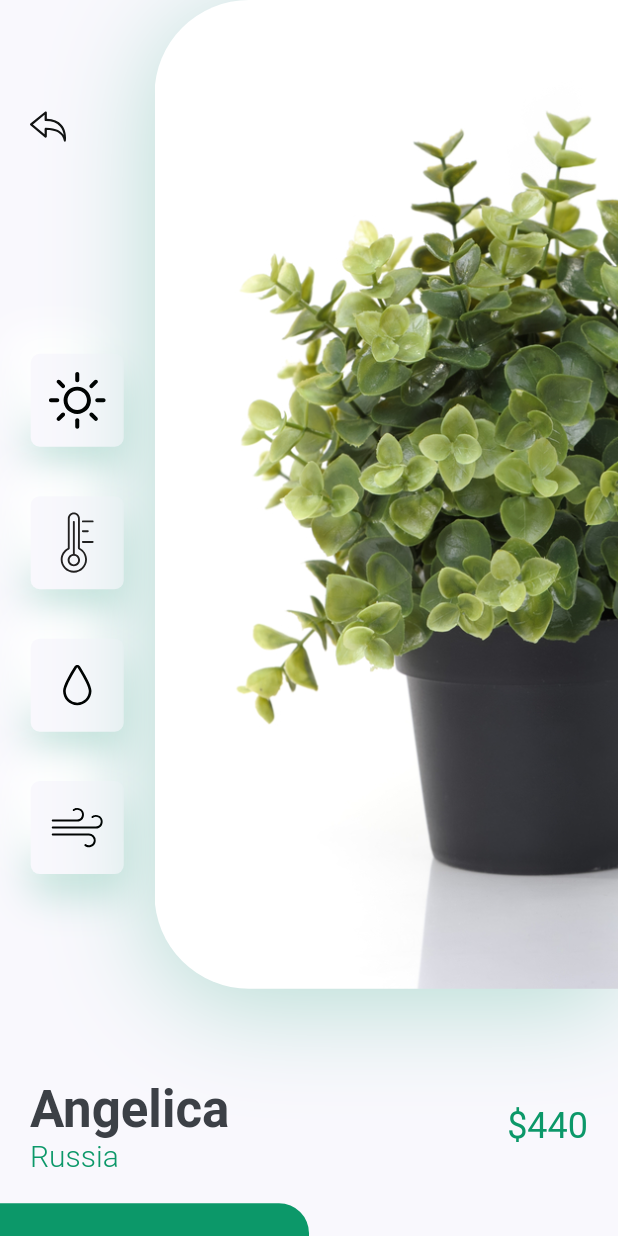
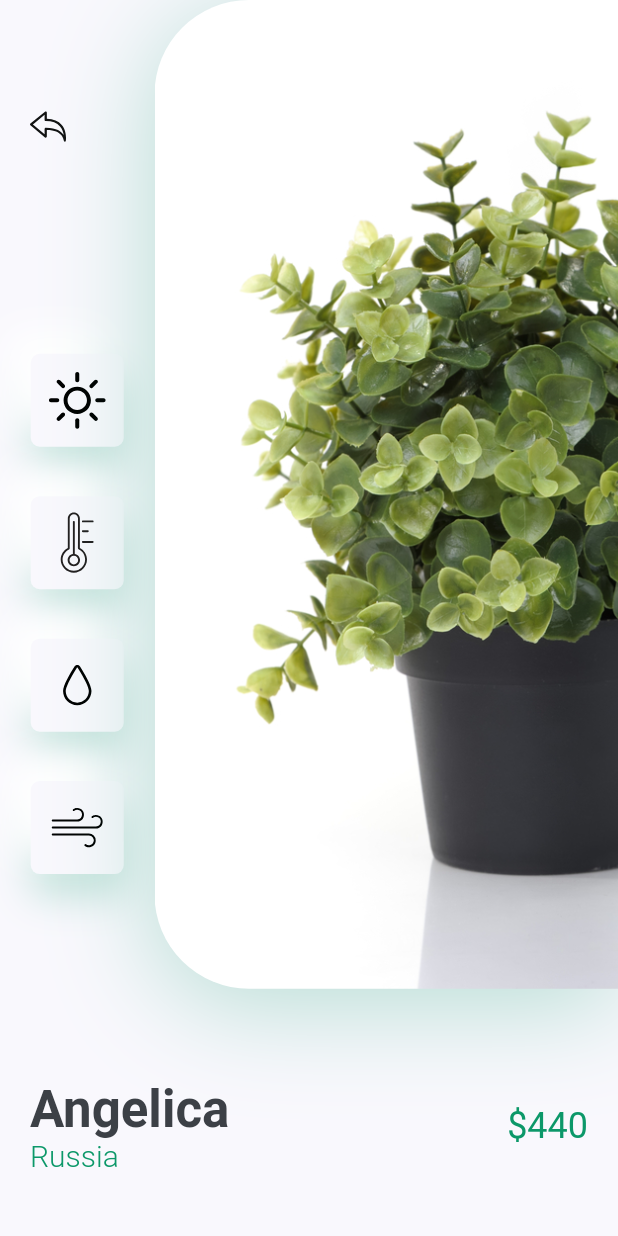
Before and after one commit to WelitonSilva-hub/flutter_first_project, a Flutter app: the screen it shows after launch, after a tap on an icon or button, on a phone screen of 412 x 824 dp. Run offline on Flutter 3.47's test engine with Material 2 defaults, Android fonts, the phone set to English and light mode, and no system bars; our stand-ins replace flutter_svg.

Commit message:
Adjustments to new flutter version

```diff
--- a/lib/screens/details/components/botton_buttons.dart
+++ b/lib/screens/details/components/botton_buttons.dart
@@ -16,13 +16,17 @@ class BottonButtons extends StatelessWidget {
         SizedBox(
           width: size.width / 2,
           height: 84,
-          child: FlatButton(
-            shape: const RoundedRectangleBorder(
-              borderRadius: BorderRadius.only(
-                topRight: Radius.circular(20),
+          child: TextButton(
+            style: ButtonStyle(
+              shape: MaterialStateProperty.all(
+                const RoundedRectangleBorder(
+                  borderRadius: BorderRadius.only(
+                    topRight: Radius.circular(20),
+                  ),
+                ),
               ),
+              overlayColor: MaterialStateProperty.all(kPrimaryColor),
             ),
-            color: kPrimaryColor,
             onPressed: () {},
             child: const Text(
               "Buy Now",
@@ -34,7 +38,7 @@ class BottonButtons extends StatelessWidget {
           ),
         ),
         Expanded(
-          child: FlatButton(
+          child: TextButton(
             onPressed: () {},
             child: const Text("Description"),
           ),
--- a/lib/screens/home/components/title_with_more_btn.dart
+++ b/lib/screens/home/components/title_with_more_btn.dart
@@ -19,10 +19,15 @@ class TitleWithMoreBtn extends StatelessWidget {
         children: <Widget>[
           TitleWithCustomUnderline(text: title),
           const Spacer(),
-          FlatButton(
-            shape:
-                RoundedRectangleBorder(borderRadius: BorderRadius.circular(20)),
-            color: kPrimaryColor,
+          TextButton(
+            style: ButtonStyle(
+              shape: MaterialStateProperty.all(
+                RoundedRectangleBorder(
+                  borderRadius: BorderRadius.circular(20),
+                ),
+              ),
+              overlayColor: MaterialStateProperty.all(kPrimaryColor),
+            ),
             onPressed: press,
             child: const Text(
               "More",
```
Also changed, not shown: pubspec.lock, 2 other files.
